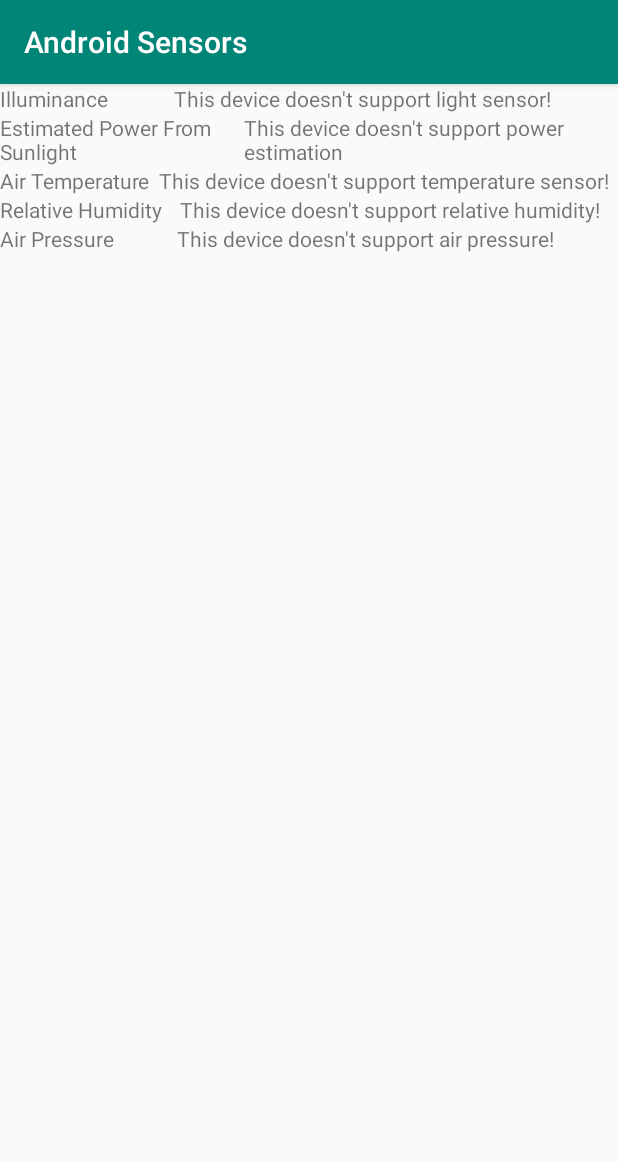
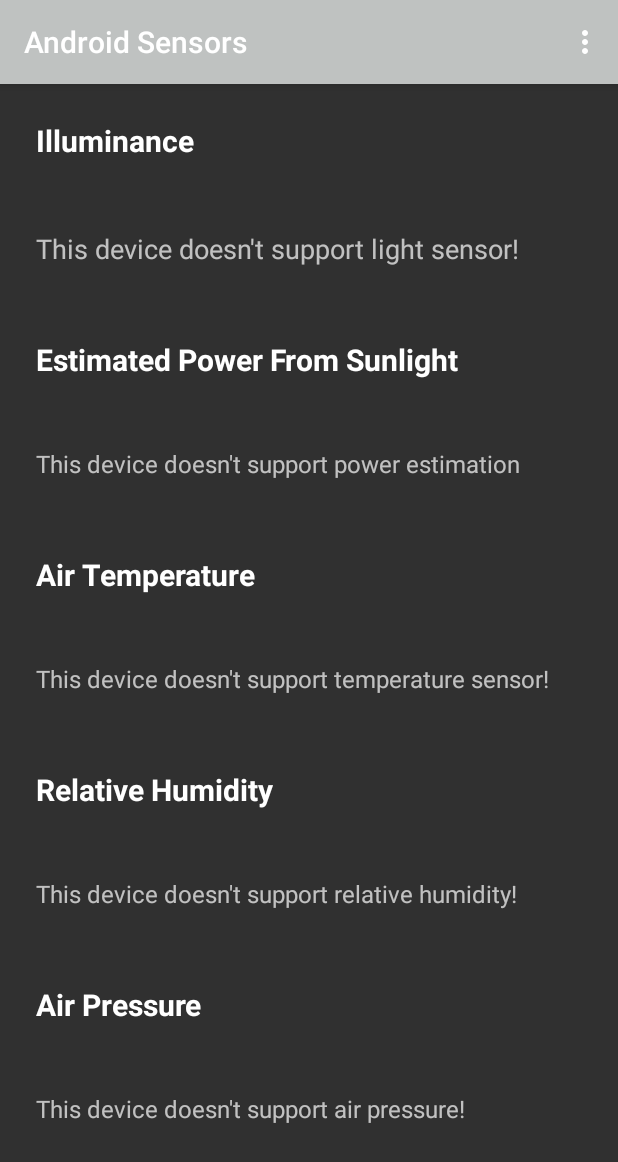
Before and after one commit to tyc222/Andriod_Sensors, an Android app: the screen it shows after launch (MainActivity), on a phone screen of 412 x 824 dp. Shown: the top 1162 px of the screen. Run offline under Robolectric (Android 15) with nearby library versions, the phone set to English and light mode, and no system bars.

Commit message:
Applied theme

```diff
--- a/app/src/main/AndroidManifest.xml
+++ b/app/src/main/AndroidManifest.xml
@@ -10,6 +10,7 @@
         android:supportsRtl="true"
         android:theme="@style/AppTheme">
         <activity android:name=".MainActivity">
+
             <intent-filter>
                 <action android:name="android.intent.action.MAIN" />
 
--- a/app/src/main/java/com/example/android_sensor/MainActivity.java
+++ b/app/src/main/java/com/example/android_sensor/MainActivity.java
@@ -8,6 +8,8 @@ import android.hardware.SensorManager;
 import android.support.v7.app.AppCompatActivity;
 import android.os.Bundle;
 import android.util.EventLog;
+import android.view.Menu;
+import android.view.MenuItem;
 import android.widget.TextView;
 
 import java.text.DecimalFormat;
@@ -26,11 +28,28 @@ public class MainActivity extends AppCompatActivity implements SensorEventListen
     private TextView airPressureView;
 
     @Override
+    public boolean onCreateOptionsMenu(Menu menu) {
+        getMenuInflater().inflate(R.menu.menu_items, menu);
+        return true;
+    }
+
+    @Override
+    public boolean onOptionsItemSelected(MenuItem item) {
+        int id = item.getItemId();
+        if (id == R.id.exit) {
+            finish();
+        }
+        return super.onOptionsItemSelected(item);
+    }
+
+    @Override
     protected void onCreate(Bundle savedInstanceState) {
         super.onCreate(savedInstanceState);
         setContentView(R.layout.activity_main);
 
         setTitle("Android Sensors");
+
+
 
         // Find views
         lightView = findViewById(R.id.illuminance);
@@ -78,22 +97,22 @@ public class MainActivity extends AppCompatActivity implements SensorEventListen
 
         switch (type) {
             case Sensor.TYPE_LIGHT:
-                lightView.setText(String.valueOf(event.values[0]));
+                lightView.setText(String.valueOf(event.values[0]) + " lx");
                 double irradiance = event.values[0] *0.0079;
                 DecimalFormat f = new DecimalFormat("##.00");
-                powerView.setText(String.valueOf(f.format(irradiance)));
+                powerView.setText(String.valueOf(f.format(irradiance)) + " W/m^2");
                 break;
 
             case Sensor.TYPE_AMBIENT_TEMPERATURE:
-                temperatureView.setText(String.valueOf(event.values[0]));
+                temperatureView.setText(String.valueOf(event.values[0]) + " °C");
                 break;
 
             case Sensor.TYPE_RELATIVE_HUMIDITY:
-                relativeHumidityView.setText(String.valueOf(event.values[0]));
+                relativeHumidityView.setText(String.valueOf(event.values[0]) + " %");
                 break;
 
             case Sensor.TYPE_PRESSURE:
-                airPressureView.setText(String.valueOf(event.values[0]));
+                airPressureView.setText(String.valueOf(event.values[0]) + " hPa");
                 break;
         }
 
--- a/app/src/main/res/layout/activity_main.xml
+++ b/app/src/main/res/layout/activity_main.xml
@@ -5,77 +5,100 @@
     android:layout_width="match_parent"
     android:layout_height="match_parent"
     android:orientation="vertical"
+    android:padding="24dp"
+
     tools:context=".MainActivity" >
 
     <LinearLayout
         android:layout_width="match_parent"
         android:layout_height="wrap_content"
-        android:orientation="horizontal">
+        android:layout_weight=".25"
+        android:orientation="vertical">
 
         <TextView
             android:layout_width="wrap_content"
             android:layout_height="match_parent"
             android:layout_weight="1"
-            android:text="@string/illuminance" />
+            android:textColor="@android:color/white"
+            android:text="@string/illuminance"
+            android:textSize="20dp"
+            android:textStyle="bold" />
 
         <TextView
             android:id="@+id/illuminance"
             android:layout_width="wrap_content"
             android:layout_height="match_parent"
+            android:textSize="18sp"
             android:layout_weight="1" />
     </LinearLayout>
 
     <LinearLayout
         android:layout_width="match_parent"
         android:layout_height="wrap_content"
-        android:orientation="horizontal">
+        android:layout_weight=".25"
+
+        android:orientation="vertical">
 
         <TextView
             android:layout_width="wrap_content"
             android:layout_height="match_parent"
             android:layout_weight="1"
-            android:text="@string/estimate_power" />
+            android:text="@string/estimate_power"
+            android:textColor="@android:color/white"
+            android:textSize="20sp"
+            android:textStyle="bold" />
 
         <TextView
             android:id="@+id/estimate_power"
             android:layout_width="wrap_content"
             android:layout_height="match_parent"
+            android:textSize="16sp"
             android:layout_weight="1" />
     </LinearLayout>
 
     <LinearLayout
         android:layout_width="match_parent"
         android:layout_height="wrap_content"
-        android:orientation="horizontal">
+        android:layout_weight=".25"
+        android:orientation="vertical">
 
         <TextView
             android:layout_width="wrap_content"
             android:layout_height="match_parent"
             android:layout_weight="1"
-            android:text="@string/air_temperature" />
+            android:text="@string/air_temperature"
+            android:textColor="@android:color/white"
+            android:textSize="20sp"
+            android:textStyle="bold" />
 
         <TextView
             android:id="@+id/air_temperature"
             android:layout_width="wrap_content"
             android:layout_height="match_parent"
+            android:textSize="16sp"
             android:layout_weight="1" />
     </LinearLayout>
 
     <LinearLayout
         android:layout_width="match_parent"
         android:layout_height="wrap_content"
-        android:orientation="horizontal">
+        android:layout_weight=".25"
+        android:orientation="vertical">
 
         <TextView
             android:layout_width="wrap_content"
             android:layout_height="match_parent"
             android:layout_weight="1"
-            android:text="@string/relative_humidity" />
+            android:text="@string/relative_humidity"
+            android:textColor="@android:color/white"
+            android:textSize="20sp"
+            android:textStyle="bold" />
 
         <TextView
             android:id="@+id/relative_humidity"
             android:layout_width="wrap_content"
             android:layout_height="match_parent"
+            android:textSize="16sp"
             android:layout_weight="1" />
     </LinearLayout>
 
@@ -83,18 +106,23 @@
     <LinearLayout
         android:layout_width="match_parent"
         android:layout_height="wrap_content"
-        android:orientation="horizontal">
+        android:layout_weight=".25"
+        android:orientation="vertical">
 
         <TextView
             android:layout_width="wrap_content"
             android:layout_height="match_parent"
             android:layout_weight="1"
-            android:text="@string/air_pressure" />
+            android:text="@string/air_pressure"
+            android:textColor="@android:color/white"
+            android:textSize="20sp"
+            android:textStyle="bold" />
 
         <TextView
             android:id="@+id/air_pressure"
             android:layout_width="wrap_content"
             android:layout_height="match_parent"
+            android:textSize="16sp"
             android:layout_weight="1" />
     </LinearLayout>
 </LinearLayout>
--- a/app/src/main/res/menu/menu_items.xml
+++ b/app/src/main/res/menu/menu_items.xml
@@ -1,4 +1,8 @@
 <?xml version="1.0" encoding="utf-8"?>
-<menu xmlns:android="http://schemas.android.com/apk/res/android">
+<menu xmlns:app="http://schemas.android.com/apk/res-auto"
+    xmlns:android="http://schemas.android.com/apk/res/android">
 
+    <item
+        android:id="@+id/exit"
+        android:title="@string/exit" />
 </menu>
--- a/app/src/main/res/values/colors.xml
+++ b/app/src/main/res/values/colors.xml
@@ -1,6 +1,6 @@
 <?xml version="1.0" encoding="utf-8"?>
 <resources>
-    <color name="colorPrimary">#008577</color>
-    <color name="colorPrimaryDark">#00574B</color>
-    <color name="colorAccent">#D81B60</color>
+    <color name="colorPrimary">#BFC2C1</color>
+    <color name="colorPrimaryDark">#161616</color>
+    <color name="colorAccent">#000000</color>
 </resources>
--- a/app/src/main/res/values/strings.xml
+++ b/app/src/main/res/values/strings.xml
@@ -5,4 +5,5 @@
     <string name="relative_humidity">Relative Humidity</string>
     <string name="air_pressure">Air Pressure</string>
     <string name="estimate_power">Estimated Power From Sunlight</string>
+    <string name="exit">Exit</string>
 </resources>
--- a/app/src/main/res/values/styles.xml
+++ b/app/src/main/res/values/styles.xml
@@ -1,11 +1,12 @@
 <resources>
 
     <!-- Base application theme. -->
-    <style name="AppTheme" parent="Theme.AppCompat.Light.DarkActionBar">
+    <style name="AppTheme" parent="Theme.AppCompat">
         <!-- Customize your theme here. -->
         <item name="colorPrimary">@color/colorPrimary</item>
         <item name="colorPrimaryDark">@color/colorPrimaryDark</item>
         <item name="colorAccent">@color/colorAccent</item>
+        <item name="android:windowTitleSize">26dp</item>
     </style>
 
 </resources>
```
